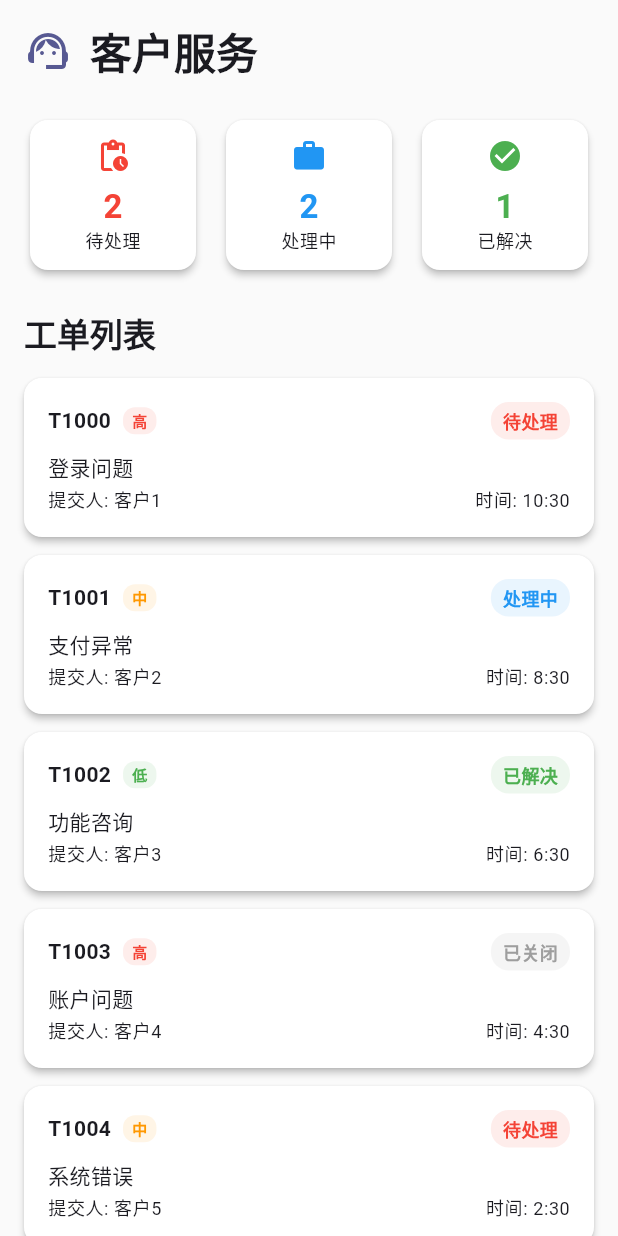
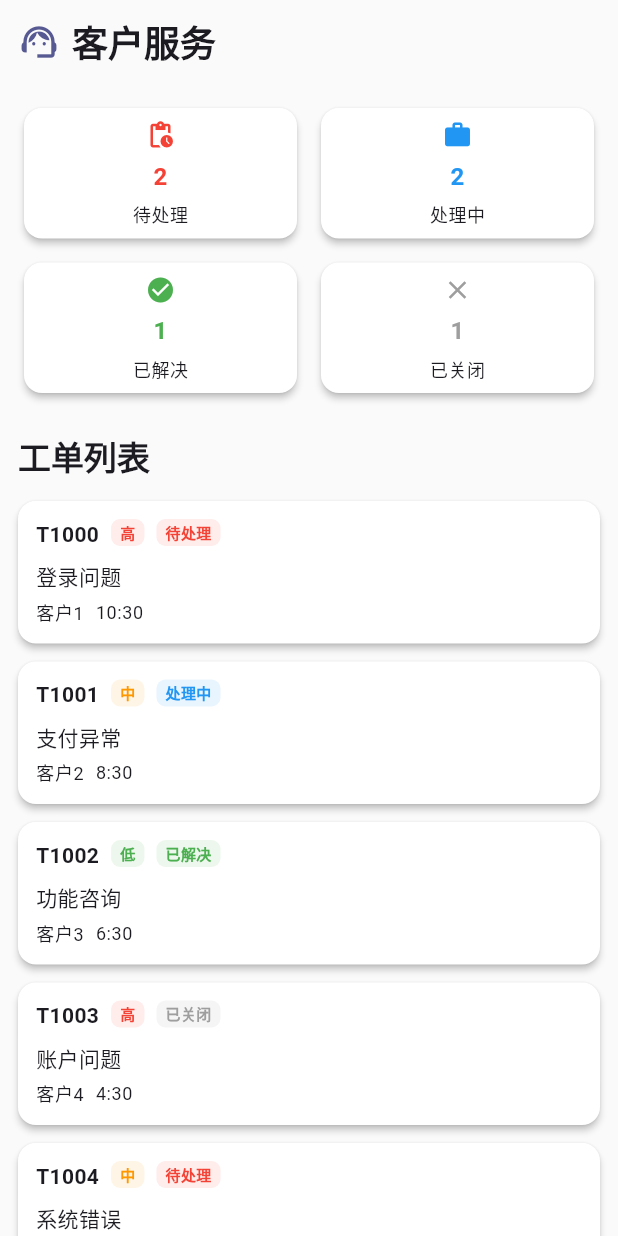
Before and after one commit to f361600134/cat-zson, a Flutter app: the SupportPage widget shown alone on an empty page, opened directly, on a phone screen of 412 x 824 dp. Run offline on Flutter 3.47's test engine with Material 3 defaults, Android fonts, the phone set to English and light mode, and no system bars; our stand-ins replace device_info_plus, get, get_storage, logger, package_info_plus, responsive_framework and 1 more; accounts and stored records are empty.

```diff
--- a/lib/app/modules/navigation/responsive_navigation.dart
+++ b/lib/app/modules/navigation/responsive_navigation.dart
@@ -283,7 +283,7 @@ class _CatResponsiveScaffoldState extends State<CatResponsiveScaffold> {
     return AppBar(
       elevation: widget.elevation,
       centerTitle: widget.centerTitle,
-      // 🎯 关键改动：忽略传入的leading，始终显示menu按钮
+      // 关键改动：忽略传入的leading，始终显示menu按钮
       leading: IconButton(
         icon: const Icon(Icons.menu),
         onPressed: () {
@@ -363,12 +363,12 @@ class _CatResponsiveScaffoldState extends State<CatResponsiveScaffold> {
           itemDecoration: sidebarTheme.itemDecoration,
           selectedItemDecoration: sidebarTheme.selectedItemDecoration,
         ),
-        // 🎯 简化：使用简单的header或者使用config中的
+        // 简化：使用简单的header或者使用config中的
         headerBuilder: config.headerBuilder,
         footerBuilder: config.footerBuilder,
         separatorBuilder: config.separatorBuilder,
         items: _buildSidebarItems(controller, isDrawer),
-        // 🎯 简化：移除toggle按钮，统一使用AppBar的menu按钮
+        // 简化：移除toggle按钮，统一使用AppBar的menu按钮
         showToggleButton: false,
       ),
     );
--- a/lib/app/modules/support/support_page.dart
+++ b/lib/app/modules/support/support_page.dart
@@ -64,37 +64,47 @@ class _SupportPageState extends State<SupportPage> with AutomaticKeepAliveClient
       onRefresh: _loadData,
       child: SingleChildScrollView(
         physics: const AlwaysScrollableScrollPhysics(),
-        padding: const EdgeInsets.all(16),
+        padding: const EdgeInsets.all(12), // 减少padding
         child: Column(
           crossAxisAlignment: CrossAxisAlignment.start,
           children: [
-            // 页面标题
+            // 页面标题 - 优化小屏幕显示
             Row(
               children: [
                 Icon(
                   Icons.support_agent,
-                  size: 32,
+                  size: 28, // 稍微减小图标
                   color: Theme.of(context).primaryColor,
                 ),
-                const SizedBox(width: 12),
-                Text(
+                const SizedBox(width: 8),
+                Expanded( // 使用Expanded防止溢出
+                  child: Text(
                     '客户服务',
-                  style: Theme.of(context).textTheme.headlineMedium?.copyWith(
+                    style: Theme.of(context).textTheme.headlineSmall?.copyWith(
                       fontWeight: FontWeight.bold,
                     ),
+                    maxLines: 1,
+                    overflow: TextOverflow.ellipsis,
                   ),
-                const Spacer(),
+                ),
                 if (_isLoading)
                   const SizedBox(
-                    width: 20,
-                    height: 20,
+                    width: 16,
+                    height: 16,
                     child: CircularProgressIndicator(strokeWidth: 2),
                   ),
               ],
             ),
             const SizedBox(height: 24),
 
-            // 统计信息卡片
+            // 统计信息卡片 - 使用响应式布局
+            LayoutBuilder(
+              builder: (context, constraints) {
+                // 根据屏幕宽度决定布局
+                if (constraints.maxWidth < 400) {
+                  // 小屏幕：垂直排列
+                  return Column(
+                    children: [
                       Row(
                         children: [
                           Expanded(
@@ -105,7 +115,7 @@ class _SupportPageState extends State<SupportPage> with AutomaticKeepAliveClient
                               icon: Icons.pending_actions,
                             ),
                           ),
-                const SizedBox(width: 12),
+                          const SizedBox(width: 8),
                           Expanded(
                             child: _buildStatCard(
                               title: '处理中',
@@ -114,7 +124,54 @@ class _SupportPageState extends State<SupportPage> with AutomaticKeepAliveClient
                               icon: Icons.work,
                             ),
                           ),
-                const SizedBox(width: 12),
+                        ],
+                      ),
+                      const SizedBox(height: 8),
+                      Row(
+                        children: [
+                          Expanded(
+                            child: _buildStatCard(
+                              title: '已解决',
+                              count: _tickets.where((t) => t['status'] == '已解决').length,
+                              color: Colors.green,
+                              icon: Icons.check_circle,
+                            ),
+                          ),
+                          const SizedBox(width: 8),
+                          Expanded(
+                            child: _buildStatCard(
+                              title: '已关闭',
+                              count: _tickets.where((t) => t['status'] == '已关闭').length,
+                              color: Colors.grey,
+                              icon: Icons.close,
+                            ),
+                          ),
+                        ],
+                      ),
+                    ],
+                  );
+                } else {
+                  // 大屏幕：水平排列
+                  return Row(
+                    children: [
+                      Expanded(
+                        child: _buildStatCard(
+                          title: '待处理',
+                          count: _tickets.where((t) => t['status'] == '待处理').length,
+                          color: Colors.red,
+                          icon: Icons.pending_actions,
+                        ),
+                      ),
+                      const SizedBox(width: 8),
+                      Expanded(
+                        child: _buildStatCard(
+                          title: '处理中',
+                          count: _tickets.where((t) => t['status'] == '处理中').length,
+                          color: Colors.blue,
+                          icon: Icons.work,
+                        ),
+                      ),
+                      const SizedBox(width: 8),
                       Expanded(
                         child: _buildStatCard(
                           title: '已解决',
@@ -124,6 +181,9 @@ class _SupportPageState extends State<SupportPage> with AutomaticKeepAliveClient
                         ),
                       ),
                     ],
+                  );
+                }
+              },
             ),
 
             const SizedBox(height: 24),
@@ -141,22 +201,24 @@ class _SupportPageState extends State<SupportPage> with AutomaticKeepAliveClient
             ..._tickets.map((ticket) => Card(
               margin: const EdgeInsets.only(bottom: 12),
               child: Padding(
-                padding: const EdgeInsets.all(16),
+                padding: const EdgeInsets.all(12), // 减少padding
                 child: Column(
                   crossAxisAlignment: CrossAxisAlignment.start,
                   children: [
-                    Row(
+                    // 工单头部 - 使用Wrap防止溢出
+                    Wrap(
+                      spacing: 8,
+                      runSpacing: 8,
                       children: [
                         Text(
                           ticket['id'],
                           style: const TextStyle(fontWeight: FontWeight.bold),
                         ),
-                        const SizedBox(width: 8),
                         Container(
                           padding: const EdgeInsets.symmetric(horizontal: 6, vertical: 2),
                           decoration: BoxDecoration(
                             color: _getPriorityColor(ticket['priority']).withAlpha(25),
-                            borderRadius: BorderRadius.circular(8),
+                            borderRadius: BorderRadius.circular(6),
                           ),
                           child: Text(
                             ticket['priority'],
@@ -167,18 +229,17 @@ class _SupportPageState extends State<SupportPage> with AutomaticKeepAliveClient
                             ),
                           ),
                         ),
-                        const Spacer(),
                         Container(
-                          padding: const EdgeInsets.symmetric(horizontal: 8, vertical: 4),
+                          padding: const EdgeInsets.symmetric(horizontal: 6, vertical: 2),
                           decoration: BoxDecoration(
                             color: _getStatusColor(ticket['status']).withAlpha(25),
-                            borderRadius: BorderRadius.circular(12),
+                            borderRadius: BorderRadius.circular(6),
                           ),
                           child: Text(
                             ticket['status'],
                             style: TextStyle(
                               color: _getStatusColor(ticket['status']),
-                              fontSize: 12,
+                              fontSize: 10,
                               fontWeight: FontWeight.w600,
                             ),
                           ),
@@ -189,18 +250,32 @@ class _SupportPageState extends State<SupportPage> with AutomaticKeepAliveClient
                     Text(
                       ticket['title'],
                       style: const TextStyle(fontWeight: FontWeight.w500),
+                      maxLines: 2,
+                      overflow: TextOverflow.ellipsis,
                     ),
-                    const SizedBox(height: 4),
+                    const SizedBox(height: 6),
+                    // 底部信息 - 使用Flexible防止溢出
                     Row(
                       children: [
-                        Text(
-                          '提交人: ${ticket['customer']}',
+                        Flexible(
+                          flex: 2,
+                          child: Text(
+                            '${ticket['customer']}',
                             style: Theme.of(context).textTheme.bodySmall,
+                            overflow: TextOverflow.ellipsis,
+                            maxLines: 1,
                           ),
-                        const Spacer(),
-                        Text(
-                          '时间: ${ticket['time']}',
+                        ),
+                        const SizedBox(width: 8),
+                        Flexible(
+                          flex: 1,
+                          child: Text(
+                            '${ticket['time']}',
                             style: Theme.of(context).textTheme.bodySmall,
+                            overflow: TextOverflow.ellipsis,
+                            maxLines: 1,
+                            textAlign: TextAlign.end,
+                          ),
                         ),
                       ],
                     ),
@@ -225,23 +300,41 @@ class _SupportPageState extends State<SupportPage> with AutomaticKeepAliveClient
   }) {
     return Card(
       child: Padding(
-        padding: const EdgeInsets.all(12),
-        child: Column(
+        padding: const EdgeInsets.all(8), // 减少padding
+        child: LayoutBuilder(
+          builder: (context, constraints) {
+            // 根据可用宽度调整布局
+            final isSmall = constraints.maxWidth < 80;
+
+            return Column(
+              mainAxisSize: MainAxisSize.min,
               children: [
-            Icon(icon, color: color, size: 24),
-            const SizedBox(height: 8),
-            Text(
+                Icon(icon, color: color, size: isSmall ? 16 : 20),
+                SizedBox(height: isSmall ? 4 : 6),
+                FittedBox(
+                  child: Text(
                     count.toString(),
-              style: Theme.of(context).textTheme.titleLarge?.copyWith(
+                    style: Theme.of(context).textTheme.titleMedium?.copyWith(
                       fontWeight: FontWeight.bold,
                       color: color,
                     ),
                   ),
-            Text(
+                ),
+                SizedBox(height: isSmall ? 2 : 4),
+                FittedBox(
+                  child: Text(
                     title,
-              style: Theme.of(context).textTheme.bodySmall,
+                    style: TextStyle(
+                      fontSize: isSmall ? 10 : 12,
+                      color: Theme.of(context).textTheme.bodySmall?.color,
+                    ),
+                    textAlign: TextAlign.center,
+                    maxLines: 1,
+                  ),
                 ),
               ],
+            );
+          },
         ),
       ),
     );
```
Lines whose indentation alone changed are shown as unchanged.
